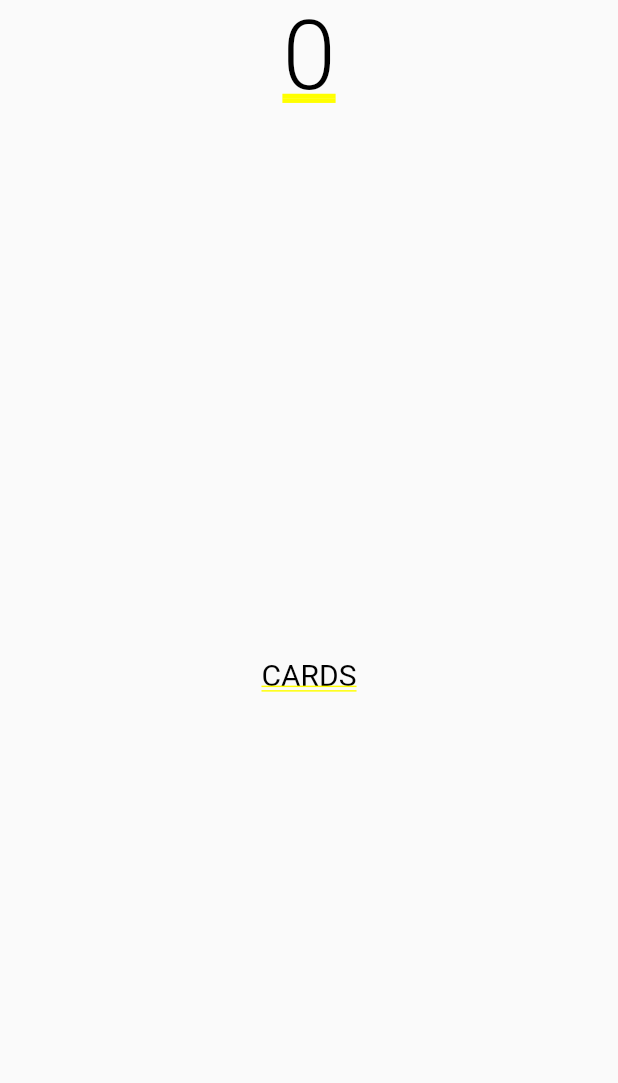
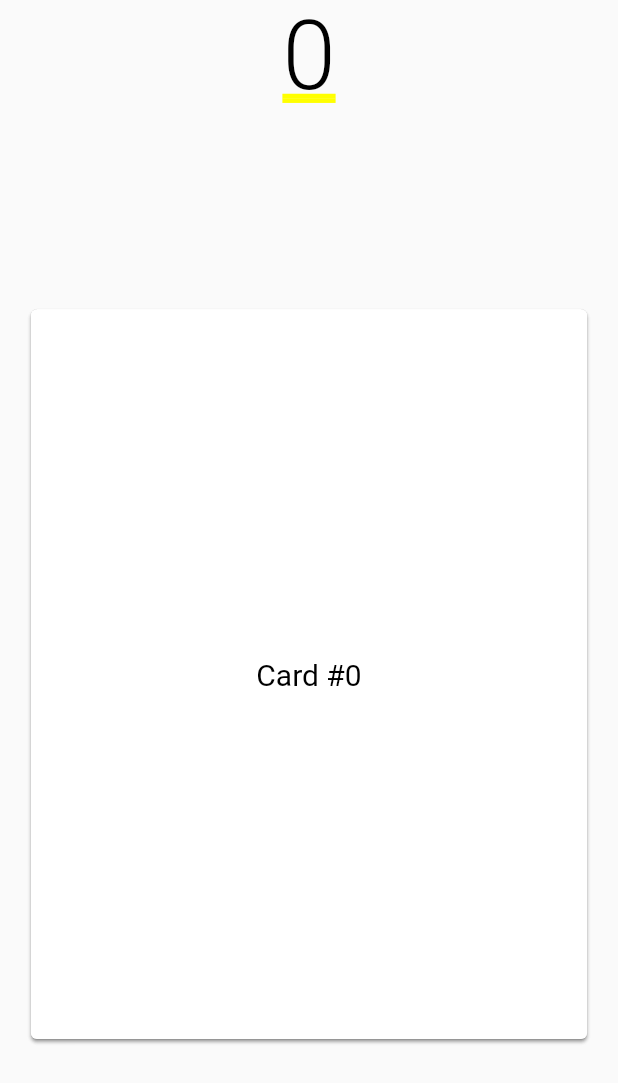
Before and after one commit to kevinsieverding/dhbw-tm404011-app, a Flutter app: the screen it shows after launch, on a phone screen of 412 x 824 dp. Shown: the top 1083 px of the screen. Run offline on Flutter 3.47's test engine with Material 2 defaults, Android fonts, the light colour scheme and no system bars; Roboto replaces fonts that are missing (Noto).

Commit message:
Add basic swipe feature

```diff
--- a/lib/high_score.dart
+++ b/lib/high_score.dart
@@ -2,7 +2,7 @@ import 'package:flutter/material.dart';
 import 'package:times/theme/times_text.dart';
 
 class HighScore extends StatefulWidget {
-  const HighScore({Key? key, required int score}) : super(key: key);
+  const HighScore({Key? key}) : super(key: key);
 
   @override
   _HighScoreState createState() => _HighScoreState();
--- a/lib/home_page.dart
+++ b/lib/home_page.dart
@@ -1,19 +1,62 @@
+import 'dart:developer';
+
 import 'package:flutter/material.dart';
-import 'package:times/high_score.dart';
 import 'package:times/theme/times_text.dart';
+import 'package:times/ui/swipeable_card_deck.dart';
 
-class HomePage extends StatelessWidget {
+class HomePage extends StatefulWidget {
   const HomePage({Key? key}) : super(key: key);
+
+  @override
+  State<StatefulWidget> createState() => _HomePageState();
+}
+
+class _HomePageState extends State<HomePage> {
+  int _highScore = 0;
+  int _index = 0;
 
   @override
   Widget build(BuildContext context) {
     return Container(
       child: Column(
         children: [
-          const HighScore(score: 100),
+          Center(
+              child: Text(
+            '$_highScore',
+            maxLines: 1,
+            style: TimesText.sansLight64,
+          )),
           Expanded(
-              child:
-                  Center(child: Text('CARDS', style: TimesText.sansRegular20)))
+              child: Center(
+                  child: SizedBox(
+                      height: MediaQuery.of(context).size.height * 0.6,
+                      child: SwipeableCardDeck(
+                        cardBuilder: () {
+                          var card = Card(
+                            child: SizedBox(
+                                width: MediaQuery.of(context).size.width * 0.9,
+                                height:
+                                    MediaQuery.of(context).size.height * 0.8,
+                                child: Center(
+                                    child: Text('Card #$_index',
+                                        style: TimesText.sansRegular20))),
+                          );
+                          _index++;
+                          return card;
+                        },
+                        swipeHandler: (direction, card) {
+                          log('card swiped: $direction');
+                          if (direction == AxisDirection.left) {
+                            setState(() {
+                              _highScore -= 10;
+                            });
+                          } else if (direction == AxisDirection.right) {
+                            setState(() {
+                              _highScore += 10;
+                            });
+                          }
+                        },
+                      ))))
         ],
       ),
       color: Theme.of(context).canvasColor,
--- /dev/null
+++ b/lib/ui/swipeable_card_deck.dart
@@ -0,0 +1,186 @@
+import 'dart:collection';
+
+import 'package:flutter/material.dart';
+import 'package:flutter/physics.dart';
+
+typedef SwipeHandler = void Function(AxisDirection direction, Card card);
+typedef CardBuilder = Card Function();
+
+/**
+ * Based on https://github.com/jushutch/swiping_card_deck
+ */
+class SwipeableCardDeck extends StatefulWidget {
+  final CardBuilder _cardBuilder;
+  final SwipeHandler _swipeHandler;
+  final double? _swipeThreshold;
+  final double _minVelocity;
+  final double? _cardWidth;
+
+  const SwipeableCardDeck(
+      {Key? key,
+      required CardBuilder cardBuilder,
+      required SwipeHandler swipeHandler,
+      double minVelocity = 1000,
+      double? swipeThreshold,
+      double? cardWidth})
+      : assert(cardWidth == null || cardWidth > 1),
+        _cardBuilder = cardBuilder,
+        _swipeHandler = swipeHandler,
+        _minVelocity = minVelocity,
+        _swipeThreshold = swipeThreshold,
+        _cardWidth = cardWidth,
+        super(key: key);
+
+  @override
+  State<StatefulWidget> createState() => _SwipeableCardDeckState();
+}
+
+class _SwipeableCardDeckState extends State<SwipeableCardDeck>
+    with TickerProviderStateMixin {
+  final Queue<Card> _cards = Queue();
+
+  late Size _screenSize;
+  late double _cardWidth;
+  late double _swipeThreshold;
+
+  late final AnimationController _springController;
+  late Animation<Alignment> _springAnimation;
+
+  late final AnimationController _swipeController;
+  late Animation<Alignment> _swipeAnimation;
+
+  Alignment _dragAlignment = Alignment.center;
+  bool _animationActive = false;
+
+  @override
+  void initState() {
+    super.initState();
+
+    _springController = AnimationController(vsync: this);
+    _springController.addListener(() {
+      setState(() {
+        _dragAlignment = _springAnimation.value;
+      });
+    });
+
+    _swipeController = AnimationController(
+        vsync: this, duration: const Duration(milliseconds: 500));
+    _swipeController.addListener(() {
+      setState(() {
+        _dragAlignment = _swipeAnimation.value;
+      });
+    });
+  }
+
+  @override
+  void dispose() {
+    _springController.dispose();
+    _swipeController.dispose();
+    super.dispose();
+  }
+
+  @override
+  Widget build(BuildContext context) {
+    _screenSize = MediaQuery.of(context).size;
+    _cardWidth = widget._cardWidth ?? _screenSize.width * 0.8;
+    _swipeThreshold = widget._swipeThreshold ?? _screenSize.width / 4;
+
+    int cardsToCreate = 2 - _cards.length;
+    for (int i = 0; i < cardsToCreate; i++) {
+      _cards.addFirst(widget._cardBuilder());
+    }
+
+    return GestureDetector(
+      onPanUpdate: (DragUpdateDetails details) {
+        setState(() {
+          _dragAlignment += Alignment(
+              details.delta.dx * 20 / MediaQuery.of(context).size.width,
+              details.delta.dy * 30 / MediaQuery.of(context).size.height);
+        });
+      },
+      onPanStart: (DragStartDetails details) async {
+        if (_animationActive) {
+          _springController.stop();
+        }
+      },
+      onPanEnd: (DragEndDetails details) async {
+        double vx = details.velocity.pixelsPerSecond.dx;
+        if (vx >= widget._minVelocity || _dragAlignment.x >= _swipeThreshold) {
+          await _swipeCard(AxisDirection.right);
+        } else if (vx <= -widget._minVelocity ||
+            _dragAlignment.x <= -_swipeThreshold) {
+          await _swipeCard(AxisDirection.left);
+        } else {
+          animateBackToDeck(details.velocity.pixelsPerSecond, _screenSize);
+        }
+        setState(() {
+          _dragAlignment = Alignment.center;
+        });
+      },
+      child: Stack(
+        alignment: Alignment.center,
+        children: _getCards(),
+      ),
+    );
+  }
+
+  List<Widget> _getCards() {
+    List<Widget> cards = [];
+    var lastCard = _cards.last;
+    _cards.removeLast();
+    cards.addAll(_cards);
+    cards.add(Align(alignment: _dragAlignment, child: lastCard));
+    _cards.add(lastCard);
+    return cards;
+  }
+
+  Future<void> _swipeCard(AxisDirection direction) async {
+    if (_animationActive) return;
+
+    double swipeEnd = _screenSize.width / 2 + _cardWidth;
+    _swipeAnimation = AlignmentTween(
+      begin: _dragAlignment,
+      end: Alignment(direction == AxisDirection.left ? -swipeEnd : swipeEnd,
+          _dragAlignment.x),
+    ).animate(
+      CurvedAnimation(
+        parent: _swipeController,
+        curve: Curves.ease,
+      ),
+    );
+    _animationActive = true;
+    await _swipeController.forward();
+    _swipeController.reset();
+    _animationActive = false;
+
+    widget._swipeHandler(direction, _cards.last);
+    _cards.removeLast();
+  }
+
+  void animateBackToDeck(Offset pixelsPerSecond, Size size) async {
+    _springAnimation = _springController.drive(
+      AlignmentTween(
+        begin: _dragAlignment,
+        end: Alignment.center,
+      ),
+    );
+
+    // Calculate the velocity relative to the unit interval, [0,1],
+    // used by the animation controller.
+    final unitsPerSecondX = pixelsPerSecond.dx / size.width;
+    final unitsPerSecondY = pixelsPerSecond.dy / size.height;
+    final unitsPerSecond = Offset(unitsPerSecondX, unitsPerSecondY);
+    final unitVelocity = unitsPerSecond.distance;
+
+    const springProps = SpringDescription(
+      mass: 30,
+      stiffness: 1,
+      damping: 1,
+    );
+
+    final simulation = SpringSimulation(springProps, 0, 1, -unitVelocity);
+    _animationActive = true;
+    await _springController.animateWith(simulation);
+    _animationActive = false;
+  }
+}
```
